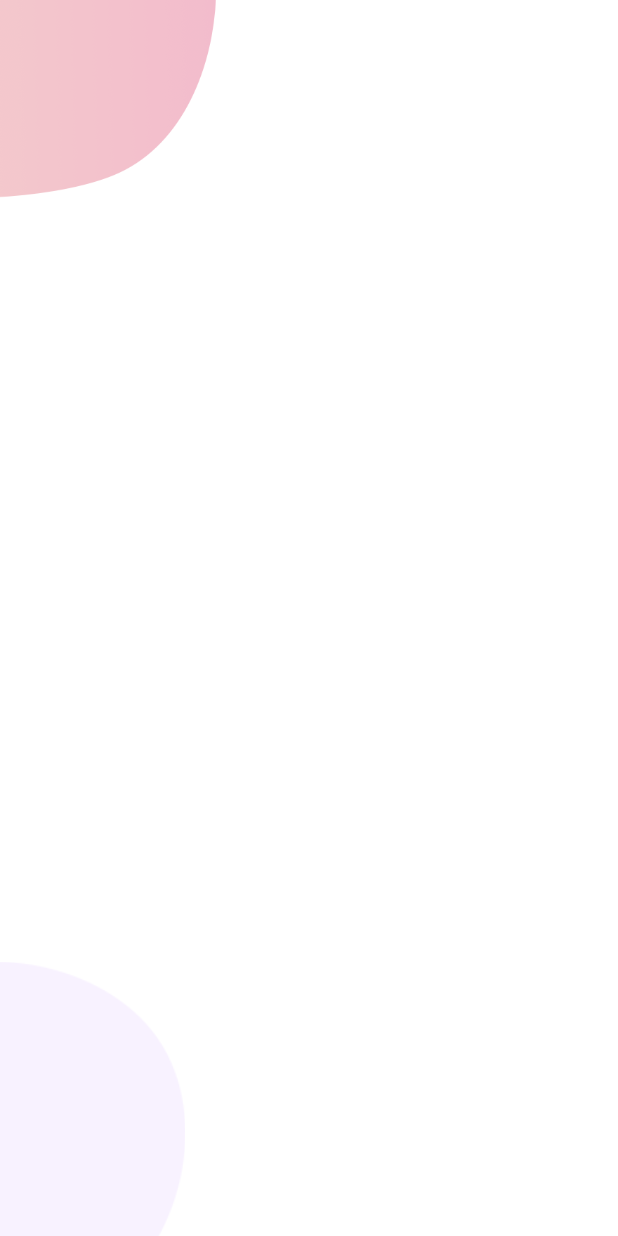
After one commit to gilvanhenriqued/welcome_ui_flutter, a Flutter app: the SignupPage screen opened directly, on a phone screen of 412 x 824 dp. The commit adds this screen. Run offline on Flutter 3.47's test engine with Material 2 defaults, Android fonts, the phone set to English and light mode, and no system bars; our stand-ins replace flutter_svg.

Commit message:
background signup page

```diff
--- a/lib/components/already_have_an_account_check.dart
+++ b/lib/components/already_have_an_account_check.dart
@@ -28,10 +28,8 @@ class AlreadyHaveAnAccountCheck extends StatelessWidget {
               color: kPrimaryColor,
               fontWeight: FontWeight.bold,
             ),
-
           ),
         )
-
       ],
     );
   }
--- a/lib/pages/Login/components/body_login.dart
+++ b/lib/pages/Login/components/body_login.dart
@@ -4,7 +4,6 @@ import 'package:welcome_ui_flutter/components/already_have_an_account_check.dart
 import 'package:welcome_ui_flutter/components/rounded_button.dart';
 import 'package:welcome_ui_flutter/components/rounded_input.dart';
 import 'package:welcome_ui_flutter/components/rounded_password_input.dart';
-import 'package:welcome_ui_flutter/components/text_field_container.dart';
 import 'package:welcome_ui_flutter/constants.dart';
 import 'package:welcome_ui_flutter/pages/Login/components/background_login.dart';
 
--- /dev/null
+++ b/lib/pages/Signup/components/background_signup.dart
@@ -0,0 +1,30 @@
+import 'package:flutter/material.dart';
+
+class BackgroundSignup extends StatelessWidget {
+  @override
+  Widget build(BuildContext context) {
+    Size sizeScreen = MediaQuery.of(context).size;
+
+    return Container(
+      height: sizeScreen.height,
+      width: double.infinity,
+      child: Stack(
+        alignment: Alignment.center,
+        children: <Widget>[
+          Positioned(
+            top: 0,
+            left: 0,
+            child: Image.asset('assets/images/signup_top.png',
+            width: sizeScreen.width * 0.35,),
+          ),
+          Positioned(
+            bottom: 0,
+            left: 0,
+            child: Image.asset('assets/images/main_bottom.png',
+            width: sizeScreen.width * 0.3,),
+          ),
+        ],
+      ),
+    );
+  }
+}
--- /dev/null
+++ b/lib/pages/Signup/signup_page.dart
@@ -0,0 +1,13 @@
+import 'package:flutter/material.dart';
+import 'package:welcome_ui_flutter/pages/Signup/components/background_signup.dart';
+
+class SignupPage extends StatelessWidget {
+  @override
+  Widget build(BuildContext context) {
+    Size sizeScreen = MediaQuery.of(context).size;
+
+    return Scaffold(
+      body: BackgroundSignup(),
+    );
+  }
+}
```
